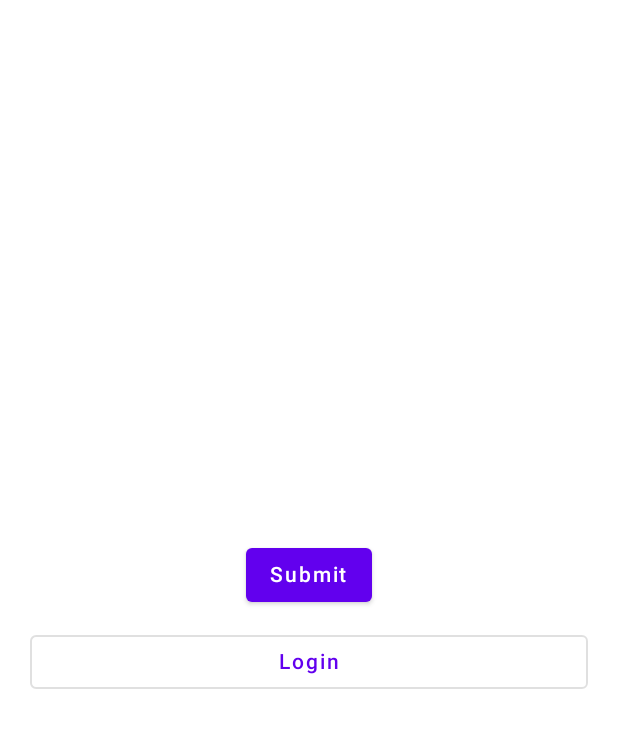
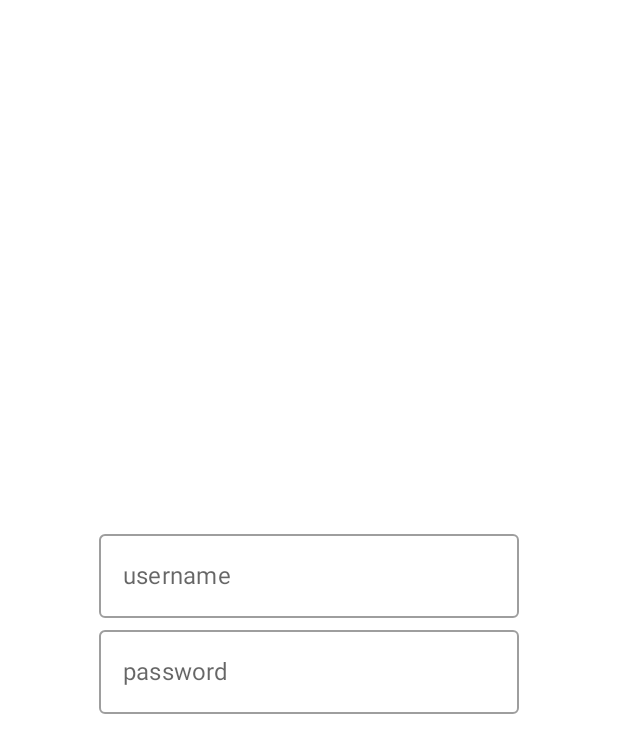
Before and after one commit to chayan2019/Jetpack-compose-component, an Android app built with Jetpack Compose: the screen it shows after launch (MainActivity), on a phone screen of 412 x 824 dp. Shown: the top 753 px of the screen. Run offline under Robolectric (Android 15) with nearby library versions, the phone set to English and light mode, and no system bars.

Commit message:
Edittext example in Jetpack Compose

```diff
--- a/app/src/main/java/com/withjetpack/jetpack_compose_yt/MainActivity.kt
+++ b/app/src/main/java/com/withjetpack/jetpack_compose_yt/MainActivity.kt
@@ -11,6 +11,7 @@ import androidx.compose.ui.Modifier
 import androidx.compose.ui.platform.LocalContext
 import androidx.compose.ui.tooling.preview.Preview
 import com.withjetpack.jetpack_compose_yt.button.DisplayButton
+import com.withjetpack.jetpack_compose_yt.edittext.DisplayEdittextView
 import com.withjetpack.jetpack_compose_yt.textview.DisplayTextView
 import com.withjetpack.jetpack_compose_yt.ui.theme.JetpackcomposecomponentTheme
 
@@ -25,7 +26,8 @@ class MainActivity : ComponentActivity() {
                     color = MaterialTheme.colors.background
                 ) {
                    // DisplayTextView("Welcome to Jetpack Compose")
-                    DisplayButton(LocalContext.current)
+                  //  DisplayButton(LocalContext.current)
+                    DisplayEdittextView()
                  }
             }
         }
--- /dev/null
+++ b/app/src/main/java/com/withjetpack/jetpack_compose_yt/edittext/DisplayEdittextView.kt
@@ -0,0 +1,44 @@
+package com.withjetpack.jetpack_compose_yt.edittext
+
+import androidx.compose.foundation.layout.Arrangement
+import androidx.compose.foundation.layout.Column
+import androidx.compose.foundation.layout.fillMaxSize
+import androidx.compose.foundation.layout.padding
+import androidx.compose.material.Icon
+import androidx.compose.material.OutlinedTextField
+import androidx.compose.material.Text
+import androidx.compose.material.icons.Icons
+import androidx.compose.material.icons.filled.Person
+import androidx.compose.runtime.*
+import androidx.compose.ui.Alignment
+import androidx.compose.ui.Modifier
+import androidx.compose.ui.unit.dp
+
+@Composable
+fun DisplayEdittextView() {
+
+    Column(modifier = Modifier
+        .fillMaxSize()
+        .padding(10.dp), horizontalAlignment = Alignment.CenterHorizontally, verticalArrangement = Arrangement.Center) {
+
+        var text by remember { mutableStateOf("") }
+        var text1 by remember {
+            mutableStateOf("")
+        }
+
+        OutlinedTextField(
+            value = text,
+            onValueChange = { text = it },
+            label = { Text("username") },
+            placeholder = { Text(text = "user Name")}
+
+        )
+
+        OutlinedTextField(value =text1 , onValueChange = { text=it },
+            label = { Text(text = "password")},
+            placeholder = { Text(text = "password")},
+            )
+
+    }
+
+}
```
